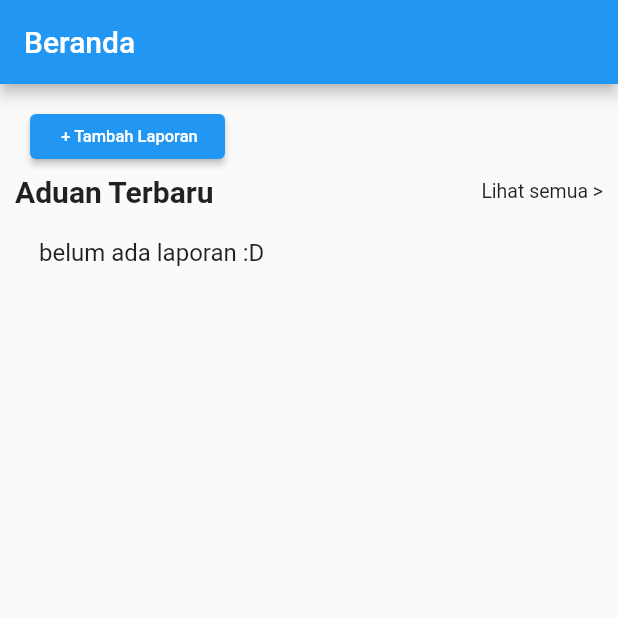
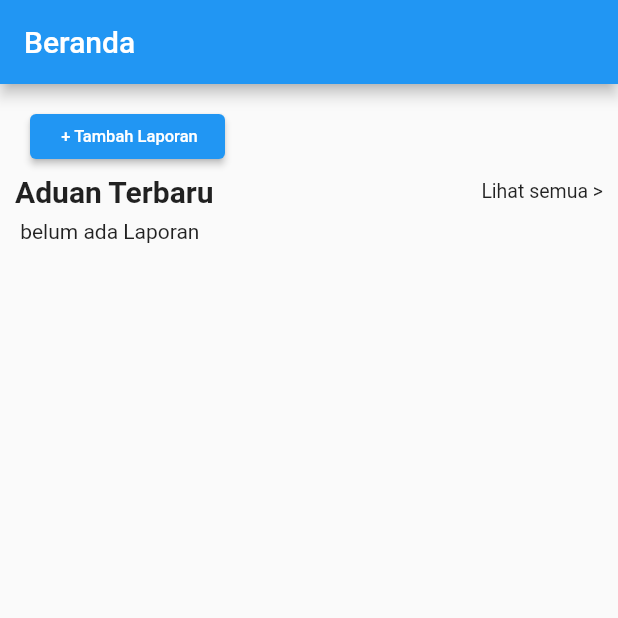
Before and after one commit to aui-tuthousend/Lakefum, a Flutter app: the screen it shows after launch, after a tap on "LAPORKAN SEKARANG", on a phone screen of 412 x 824 dp, the top half of it. Run offline on Flutter 3.47's test engine with Material 2 defaults, Android fonts, the phone set to English and light mode, and no system bars; our stand-ins replace image_picker.

Commit message:
some update

```diff
--- a/lib/beranda.dart
+++ b/lib/beranda.dart
@@ -2,6 +2,7 @@
 import 'dart:io';
 import 'package:flutter/material.dart';
 import 'package:sourcecode/submit.dart';
+import 'other_file.dart';
 
 class Beranda extends StatefulWidget {
   const Beranda({Key? key}) : super(key: key);
@@ -16,14 +17,12 @@ class _BerandaState extends State<Beranda> {
   String? description;
   String? alamat;
 
-
-
   @override
   Widget build(BuildContext context) {
     return MaterialApp(
       home: Scaffold(
         appBar: AppBar(
-          title: Text("Beranda"),
+          title: const Text("Beranda"),
         ),
         body: _main(),
       ),
@@ -32,12 +31,13 @@ class _BerandaState extends State<Beranda> {
 
   Widget _main() {
     return Container(
-      padding: EdgeInsets.all(10),
+      padding: const EdgeInsets.all(10),
       child: Column(
         crossAxisAlignment: CrossAxisAlignment.start,
         children: [
           _card(),
           _txtTop(),
+          const SizedBox(height: 7),
           _listLaporan(),
         ],
       ),
@@ -46,12 +46,13 @@ class _BerandaState extends State<Beranda> {
 
   Widget _card() {
     return Container(
-      padding: EdgeInsets.all(10),
+      padding: const EdgeInsets.all(10),
       width: 150,
       height: 50,
       child: ElevatedButton(
         onPressed: () async {
-          final result = await Navigator.push(context, MaterialPageRoute(builder: (context) {
+          final result = await Navigator.push(context,
+              MaterialPageRoute(builder: (context) {
             return FormSubmissionPage();
           }));
 
@@ -68,9 +69,10 @@ class _BerandaState extends State<Beranda> {
               this.alamat = alamat;
             });
 
+            OtherClass().useImage(image!);
           }
         },
-        child: Text(
+        child: const Text(
           " + Tambah Laporan",
           style: TextStyle(fontSize: 11),
         ),
@@ -79,42 +81,87 @@ class _BerandaState extends State<Beranda> {
   }
 
   Widget _txtTop() {
-    return Row(
+    return const Row(
       mainAxisAlignment: MainAxisAlignment.spaceBetween,
       children: [
-        Text(
-          "Aduan Terbaru",
-          style: TextStyle(fontSize: 20, fontWeight: FontWeight.bold)
-        ),
-        Text(
-            "Lihat semua >",
-            style: TextStyle(fontSize: 13)
-        ),
+        Text("Aduan Terbaru",
+            style: TextStyle(fontSize: 20, fontWeight: FontWeight.bold)),
+        Text("Lihat semua >", style: TextStyle(fontSize: 13)),
       ],
     );
   }
 
-  Widget _listLaporan(){
+  Widget _listLaporan() {
+    return GestureDetector(
+      onTap: () {
+        showModalBottomSheet<dynamic>(
+          isScrollControlled: true,
+          context: context,
+          builder: (BuildContext context) {
             return Container(
               padding: EdgeInsets.all(10),
+              height: 900,
+              child: Column(
+                mainAxisAlignment: MainAxisAlignment.start,
+                crossAxisAlignment: CrossAxisAlignment.start,
+                children: [
+                  Image.file(
+                    image!,
+                    width: MediaQuery.of(context).size.width,
+                    height: 300,
+                    fit: BoxFit.cover,
+                  ),
+                  SizedBox(height: 5,),
+                  Text(judul ?? ''),
+                  SizedBox(height: 5,),
+                  Text(description ?? ''),
+                  SizedBox(height: 5,),
+                  Text(alamat ?? ''),
+                  SizedBox(height: 20,),
+                  ElevatedButton(
+                    child: const Text('Close'),
+                    onPressed: () => Navigator.pop(context),
+                  ),
+                ],
+              ),
+            );
+          },
+        );
+      },
       child: Column(
         children: [
+          if (image == null) const Text(" belum ada Laporan"),
           if (image != null)
-            Image.file(
+            Container(
+              width: MediaQuery.of(context).size.width,
+              height: 210,
+              margin: const EdgeInsets.only(top: 10),
+              padding: const EdgeInsets.all(10),
+              decoration: BoxDecoration(
+                  borderRadius: BorderRadius.circular(10), color: Colors.cyan),
+              child: Column(
+                children: [
+                  ClipRRect(
+                    borderRadius: BorderRadius.circular(10),
+                    child: Image.file(
                       image!,
                       width: MediaQuery.of(context).size.width,
                       height: 150,
                       fit: BoxFit.cover,
                     ),
-
-          SizedBox(height: 10),
+                  ),
+                  const SizedBox(height: 10),
                   Container(
                     alignment: Alignment.topLeft,
-            padding: EdgeInsets.only(left: 6),
+                    padding: const EdgeInsets.only(left: 6),
                     child: Text(
-              description ?? 'belum ada laporan :D',
+                      judul ?? '',
                       textAlign: TextAlign.start,
-              style: TextStyle(fontSize: 16),
+                      style: const TextStyle(
+                          fontSize: 16, fontWeight: FontWeight.bold),
+                    ),
+                  ),
+                ],
               ),
             ),
         ],
--- /dev/null
+++ b/lib/other_file.dart
@@ -0,0 +1,9 @@
+import 'dart:io';
+
+class OtherClass {
+  void useImage(File image) {
+    // Use the 'image' variable here
+    // Example:
+    print(image.path);
+  }
+}
--- a/lib/submit.dart
+++ b/lib/submit.dart
@@ -36,6 +36,8 @@ class _FormSubmissionPageState extends State<FormSubmissionPage> {
       ),
       body: Padding(
         padding: const EdgeInsets.all(16.0),
+        child: SafeArea(
+          child: SingleChildScrollView(
             child: Column(
               mainAxisAlignment: MainAxisAlignment.center,
               children: [
@@ -82,6 +84,8 @@ class _FormSubmissionPageState extends State<FormSubmissionPage> {
               ],
             ),
           ),
+        ),
+      ),
     );
   }
 }
--- a/pubspec.yaml
+++ b/pubspec.yaml
@@ -36,6 +36,7 @@ dependencies:
   # Use with the CupertinoIcons class for iOS style icons.
   cupertino_icons: ^1.0.2
   image_picker: ^0.8.7+5
+  http: ^1.0.0
 
 dev_dependencies:
   flutter_test:
```
Also changed, not shown: pubspec.lock. Lines whose indentation alone changed are shown as unchanged.
